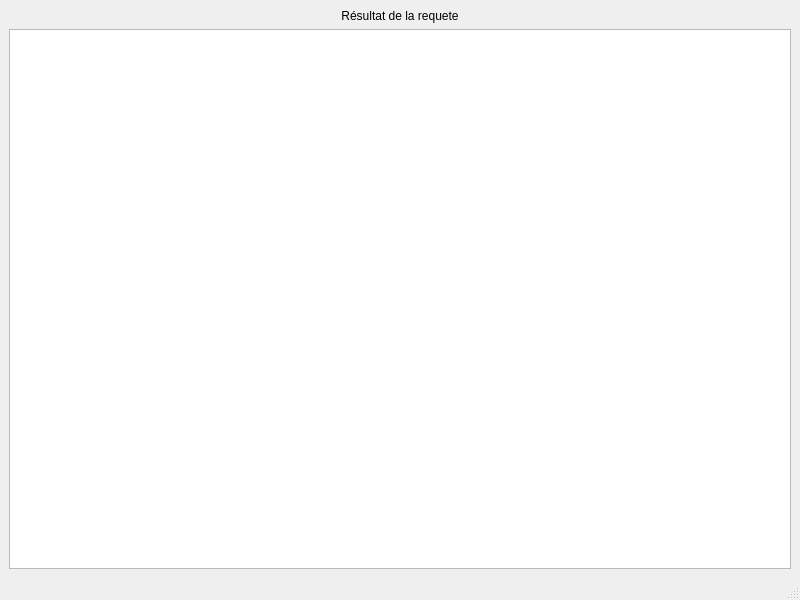
Above: tp7/manip-bd/mainwindow.ui from Lifzerr/R2.02---Dev-d-apps-avec-ihm before the change. Below: the same form after it.
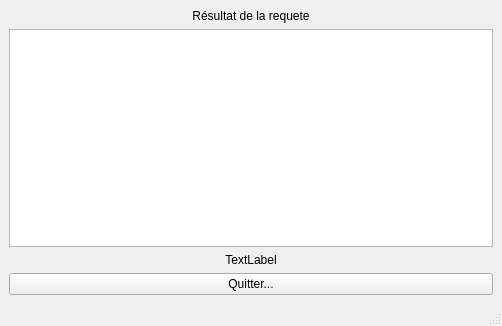
That is the form after the change.

```diff
--- a/tp7/manip-bd/mainwindow.ui
+++ b/tp7/manip-bd/mainwindow.ui
@@ -6,8 +6,8 @@
    <rect>
     <x>0</x>
     <y>0</y>
-    <width>800</width>
-    <height>600</height>
+    <width>502</width>
+    <height>326</height>
    </rect>
   </property>
   <property name="windowTitle">
@@ -26,7 +26,32 @@
      </widget>
     </item>
     <item>
-     <widget class="QTableWidget" name="tableWidget"/>
+     <layout class="QVBoxLayout" name="verticalLayout_2">
+      <item>
+       <layout class="QHBoxLayout" name="horizontalLayout">
+        <item>
+         <widget class="QTableWidget" name="tableWidget"/>
+        </item>
+       </layout>
+      </item>
+      <item>
+       <widget class="QLabel" name="label_2">
+        <property name="text">
+         <string>TextLabel</string>
+        </property>
+        <property name="alignment">
+         <set>Qt::AlignCenter</set>
+        </property>
+       </widget>
+      </item>
+      <item>
+       <widget class="QPushButton" name="pushButton">
+        <property name="text">
+         <string>Quitter...</string>
+        </property>
+       </widget>
+      </item>
+     </layout>
     </item>
    </layout>
   </widget>
```
Left out of the diff: 2 changed lines with no effect on the pictures.
